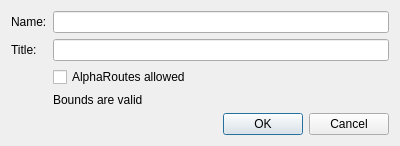
First picture: the form in mapper_app/ui/dialogeditparameters.ui, repository allenck/mapper, before the edit.
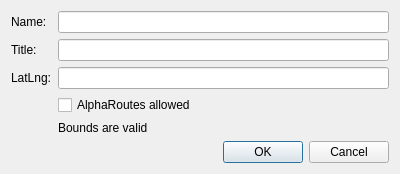
Second picture: the form after the edit.

Commit message: fix street view row height, Postgres sql changes

What changed in the file:
```diff
--- a/mapper_app/ui/dialogeditparameters.ui
+++ b/mapper_app/ui/dialogeditparameters.ui
@@ -7,7 +7,7 @@
     <x>0</x>
     <y>0</y>
     <width>400</width>
-    <height>136</height>
+    <height>164</height>
    </rect>
   </property>
   <property name="windowTitle">
@@ -36,20 +36,30 @@
      <item row="1" column="1">
       <widget class="QLineEdit" name="txtTitle"/>
      </item>
-     <item row="2" column="1">
+     <item row="3" column="1">
       <widget class="QCheckBox" name="chkAlpha">
        <property name="text">
         <string>AlphaRoutes allowed</string>
        </property>
       </widget>
      </item>
-     <item row="3" column="1">
+     <item row="4" column="1">
       <widget class="QLabel" name="bndsLabel">
        <property name="text">
         <string>Bounds are valid</string>
        </property>
       </widget>
      </item>
+     <item row="2" column="1">
+      <widget class="QLineEdit" name="txtLatLng"/>
+     </item>
+     <item row="2" column="0">
+      <widget class="QLabel" name="label_3">
+       <property name="text">
+        <string>LatLng:</string>
+       </property>
+      </widget>
+     </item>
     </layout>
    </item>
    <item row="1" column="0">
```
Left out of the diff: 4 changed lines with no effect on the pictures. The commit also changes 25 other files.
